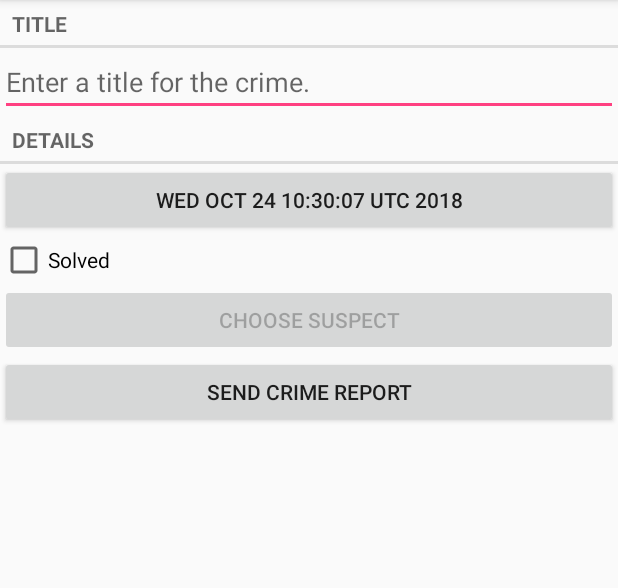
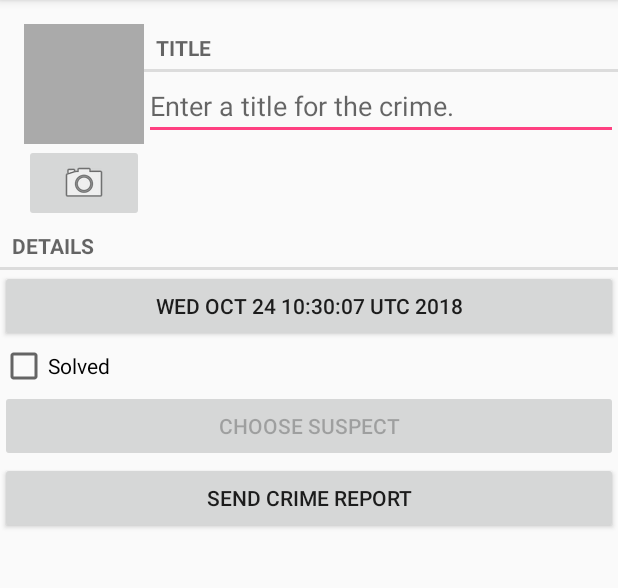
Before and after one commit to usc-sba006/MyReceipts, an Android app: the CrimeFragment screen opened directly, with no data from a screen before it, on a phone screen of 412 x 824 dp, the part 84-672 px from its top. Run offline under Robolectric (Android 15) with nearby library versions, the phone set to English and light mode, and no system bars.

```diff
--- a/app/src/main/java/com/bignerdranch/android/criminalintent/Crime.java
+++ b/app/src/main/java/com/bignerdranch/android/criminalintent/Crime.java
@@ -50,7 +50,12 @@ public class Crime {
     public String getSuspect() {
         return mSuspect;
     }
+
     public void setSuspect(String suspect) {
         mSuspect = suspect;
     }
+
+    public String getPhotoFilename() {
+        return "IMG_" + getId().toString() + ".jpg";
+    }
 }
--- a/app/src/main/java/com/bignerdranch/android/criminalintent/CrimeFragment.java
+++ b/app/src/main/java/com/bignerdranch/android/criminalintent/CrimeFragment.java
@@ -3,12 +3,16 @@ package com.bignerdranch.android.criminalintent;
 import android.app.Activity;
 import android.content.Intent;
 import android.content.pm.PackageManager;
+import android.content.pm.ResolveInfo;
 import android.database.Cursor;
+import android.graphics.Bitmap;
 import android.net.Uri;
 import android.os.Bundle;
 import android.provider.ContactsContract;
+import android.provider.MediaStore;
 import android.support.v4.app.Fragment;
 import android.support.v4.app.FragmentManager;
+import android.support.v4.content.FileProvider;
 import android.text.Editable;
 import android.text.TextWatcher;
 import android.text.format.DateFormat;
@@ -19,8 +23,12 @@ import android.widget.Button;
 import android.widget.CheckBox;
 import android.widget.CompoundButton;
 import android.widget.EditText;
+import android.widget.ImageButton;
+import android.widget.ImageView;
 
+import java.io.File;
 import java.util.Date;
+import java.util.List;
 import java.util.UUID;
 
 import static android.widget.CompoundButton.*;
@@ -30,13 +38,17 @@ public class CrimeFragment extends Fragment {
     private static final String DIALOG_DATE = "DialogDate";
     private static final int REQUEST_DATE = 0;
     private static final int REQUEST_CONTACT = 1;
+    private static final int REQUEST_PHOTO= 2;
 
     private Crime mCrime;
+    private File mPhotoFile;
     private EditText mTitleField;
     private Button mDateButton;
     private CheckBox mSolvedCheckBox;
     private Button mSuspectButton;
     private Button mReportButton;
+    private ImageButton mPhotoButton;
+    private ImageView mPhotoView;
 
     public static CrimeFragment newInstance(UUID crimeId) {
         Bundle args = new Bundle();
@@ -51,6 +63,7 @@ public class CrimeFragment extends Fragment {
         super.onCreate(savedInstanceState);
         UUID crimeId = (UUID) getArguments().getSerializable(ARG_CRIME_ID);
         mCrime = CrimeLab.get(getActivity()).getCrime(crimeId);
+        mPhotoFile = CrimeLab.get(getActivity()).getPhotoFile(mCrime);
     }
 
     @Override
@@ -140,6 +153,33 @@ public class CrimeFragment extends Fragment {
             mSuspectButton.setEnabled(false);
         }
 
+        mPhotoButton = (ImageButton) v.findViewById(R.id.crime_camera);
+
+        final Intent captureImage = new Intent(MediaStore.ACTION_IMAGE_CAPTURE);
+        boolean canTakePhoto = mPhotoFile != null &&
+                captureImage.resolveActivity(packageManager) != null;
+        mPhotoButton.setEnabled(canTakePhoto);
+        mPhotoButton.setOnClickListener(new View.OnClickListener() {
+            @Override
+            public void onClick(View v) {
+                Uri uri = FileProvider.getUriForFile(getActivity(),
+                        "com.bignerdranch.android.criminalintent.fileprovider",
+                        mPhotoFile);
+                captureImage.putExtra(MediaStore.EXTRA_OUTPUT, uri);
+                List<ResolveInfo> cameraActivities = getActivity()
+                        .getPackageManager().queryIntentActivities(captureImage,
+                                PackageManager.MATCH_DEFAULT_ONLY);
+                for (ResolveInfo activity : cameraActivities) {
+                    getActivity().grantUriPermission(activity.activityInfo.packageName,
+                            uri, Intent.FLAG_GRANT_WRITE_URI_PERMISSION);
+                }
+                startActivityForResult(captureImage, REQUEST_PHOTO);
+            }
+        });
+
+        mPhotoView = (ImageView) v.findViewById(R.id.crime_photo);
+        updatePhotoView();
+
         return v;
     }
 
@@ -180,6 +220,15 @@ public class CrimeFragment extends Fragment {
             } finally {
                 c.close();
             }
+        } else if (requestCode == REQUEST_PHOTO) {
+            Uri uri = FileProvider.getUriForFile(getActivity(),
+                    "com.bignerdranch.android.criminalintent.fileprovider",
+                    mPhotoFile);
+
+            getActivity().revokeUriPermission(uri,
+                    Intent.FLAG_GRANT_WRITE_URI_PERMISSION);
+
+            updatePhotoView();
         }
     }
 
@@ -207,4 +256,14 @@ public class CrimeFragment extends Fragment {
                 mCrime.getTitle(), dateString, solvedString, suspect);
         return report;
     }
+
+    private void updatePhotoView() {
+        if (mPhotoFile == null || !mPhotoFile.exists()) {
+            mPhotoView.setImageDrawable(null);
+        } else {
+            Bitmap bitmap = PictureUtils.getScaledBitmap(
+                    mPhotoFile.getPath(), getActivity());
+            mPhotoView.setImageBitmap(bitmap);
+        }
+    }
 }
--- a/app/src/main/java/com/bignerdranch/android/criminalintent/CrimeLab.java
+++ b/app/src/main/java/com/bignerdranch/android/criminalintent/CrimeLab.java
@@ -5,6 +5,7 @@ import android.content.Context;
 import android.database.Cursor;
 import android.database.sqlite.SQLiteDatabase;
 
+import java.io.File;
 import java.util.ArrayList;
 import java.util.List;
 import java.util.UUID;
@@ -68,6 +69,11 @@ public class CrimeLab {
         }
     }
 
+    public File getPhotoFile(Crime crime) {
+        File filesDir = mContext.getFilesDir();
+        return new File(filesDir, crime.getPhotoFilename());
+    }
+
     public void updateCrime(Crime crime) {
         String uuidString = crime.getId().toString();
         ContentValues values = getContentValues(crime);
--- a/app/src/main/res/layout/fragment_crime.xml
+++ b/app/src/main/res/layout/fragment_crime.xml
@@ -4,6 +4,38 @@
     android:layout_height="match_parent"
     android:layout_margin="16dp"
     android:orientation="vertical">
+
+    <LinearLayout
+        android:orientation="horizontal"
+        android:layout_width="match_parent"
+        android:layout_height="wrap_content"
+        android:layout_marginLeft="16dp"
+        android:layout_marginTop="16dp">
+
+        <LinearLayout
+            android:orientation="vertical"
+            android:layout_width="wrap_content"
+            android:layout_height="wrap_content">
+
+            <ImageView
+                android:id="@+id/crime_photo"
+                android:layout_width="80dp"
+                android:layout_height="80dp"
+                android:scaleType="centerInside"
+                android:cropToPadding="true"
+                android:background="@android:color/darker_gray"/>
+            <ImageButton
+                android:id="@+id/crime_camera"
+                android:layout_width="match_parent"
+                android:layout_height="wrap_content"
+                android:src="@android:drawable/ic_menu_camera"/>
+        </LinearLayout>
+
+        <LinearLayout
+            android:orientation="vertical"
+            android:layout_width="0dp"
+            android:layout_height="wrap_content"
+            android:layout_weight="1">
 
             <TextView
                 style="?android:listSeparatorTextViewStyle"
@@ -15,6 +47,10 @@
                 android:layout_width="match_parent"
                 android:layout_height="wrap_content"
                 android:hint="@string/crime_title_hint"/>
+        </LinearLayout>
+    </LinearLayout>
+
+
     <TextView
         style="?android:listSeparatorTextViewStyle"
         android:layout_width="match_parent"
--- /dev/null
+++ b/app/src/main/res/xml/files.xml
@@ -0,0 +1,4 @@
+<?xml version="1.0" encoding="utf-8"?>
+<paths>
+    <files-path name="crime_photos" path="."/>
+</paths>
```
Also changed, not shown: app/src/main/AndroidManifest.xml (+15 -0 lines), app/src/main/java/com/bignerdranch/android/criminalintent/PictureUtils.java (added, +40 -0 lines). Lines whose indentation alone changed are shown as unchanged.
